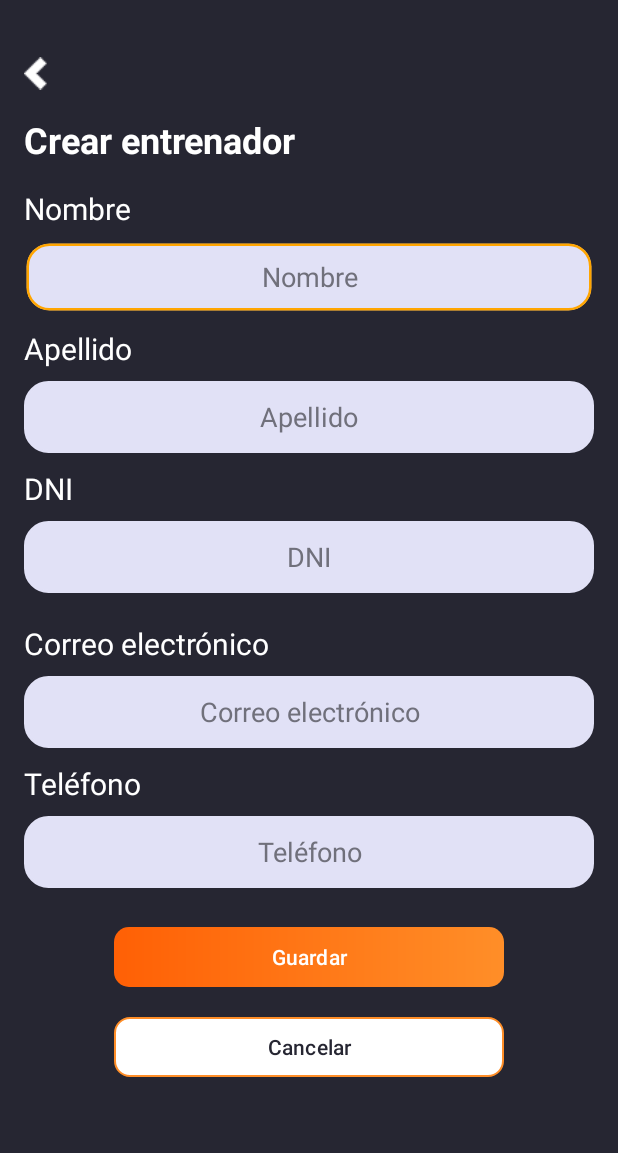
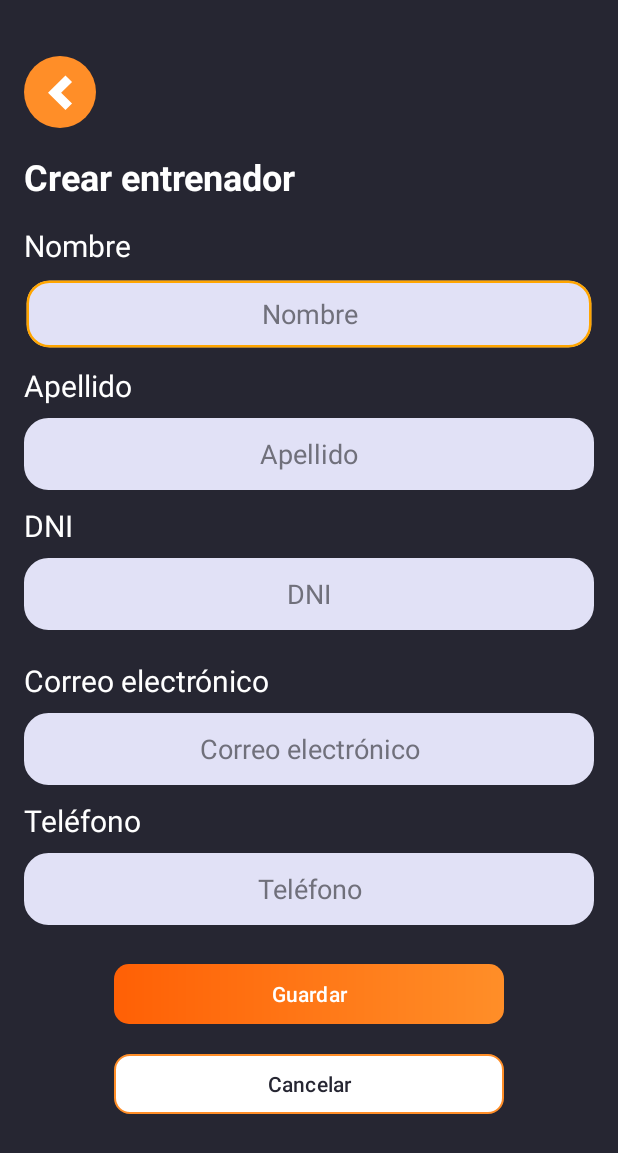
Before and after one commit to grupoA7ISPC/MisRutinas-PracticasProfesionalizante, an Android app: the CrearEntrenadorActivity screen opened directly, with no data from a screen before it, on a phone screen of 412 x 824 dp. Shown: the top 1153 px of the screen. Run offline under Robolectric (Android 15) with nearby library versions, the phone set to English and light mode, and no system bars.

Commit message:
Agrego accesibilidad a crear entrenador

```diff
--- a/Movil/app/src/main/res/layout/activity_crear_entrenador.xml
+++ b/Movil/app/src/main/res/layout/activity_crear_entrenador.xml
@@ -10,15 +10,17 @@
     android:padding="16dp"
     tools:context=".CrearEntrenadorActivity">
 
+
     <ImageView
-        android:id="@+id/volver_editar_entrenador"
-        android:layout_width="16.03dp"
-        android:layout_height="23dp"
+        android:id="@+id/VolverListaEntrenador"
+        android:layout_width="wrap_content"
+        android:layout_height="wrap_content"
         android:layout_marginTop="21dp"
-        android:src="@mipmap/flecha_volver"
         android:onClick="btnVolverListaEntrenador"
-        app:layout_constraintLeft_toLeftOf="parent"
-        app:layout_constraintTop_toTopOf="parent" />
+        android:src="@drawable/volver"
+        android:contentDescription="@string/btnVolver"
+        />
+
 
     <TextView
         android:id="@+id/textViewEditarEntrenador"
```
